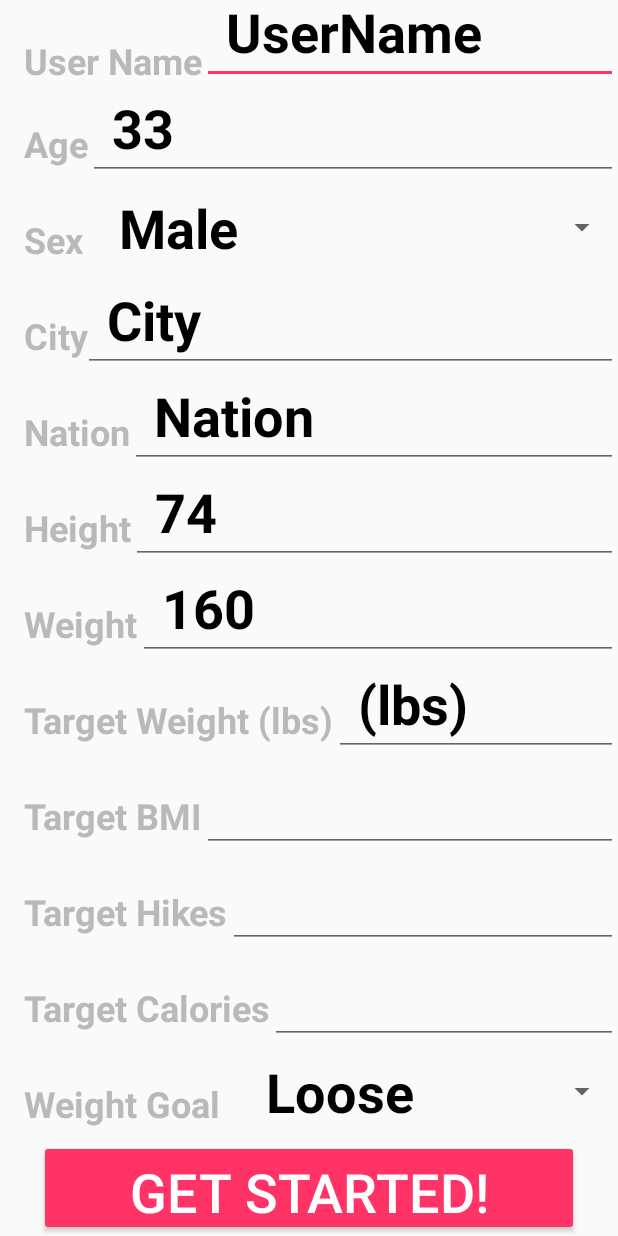
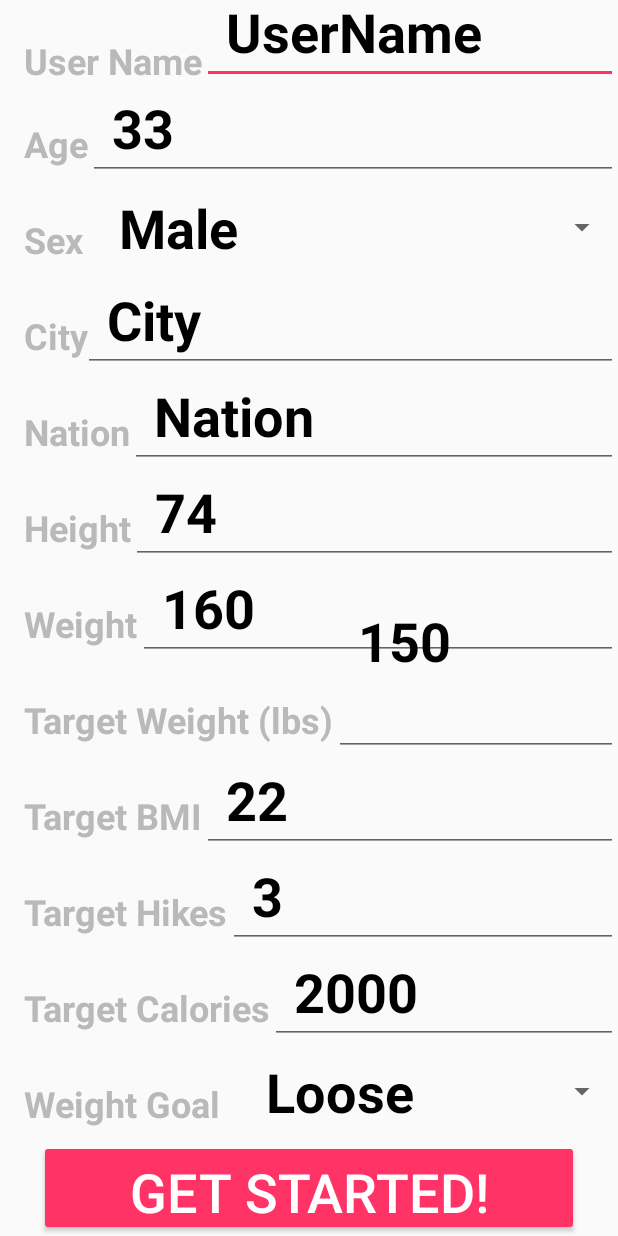
Before and after one commit to albertsus/Lifestyle-App, an Android app: the screen it shows after launch (SignupActivity), scrolled down 272 dp, on a phone screen of 412 x 824 dp. Run offline under Robolectric (Android 15) with nearby library versions, the phone set to English and light mode, and no system bars.

Commit message:
updated signup xml for easier testing

```diff
--- a/app/src/main/res/layout/activity_signup.xml
+++ b/app/src/main/res/layout/activity_signup.xml
@@ -300,7 +300,8 @@
         android:textColor="@color/colorPrimaryDark"
         android:layout_width="0dp"
         android:layout_height="wrap_content"
-        android:text="(lbs)"
+        android:text="150"
+        android:hint="target weight (lbs)"
         tools:text="weight"
         android:textSize="36sp"
         android:textStyle="bold"
@@ -332,6 +333,8 @@
         android:layout_width="0dp"
         android:layout_height="wrap_content"
         tools:text="BMI"
+        android:hint="target BMI"
+        android:text="22"
         android:textSize="36sp"
         android:textStyle="bold"
         android:paddingStart="16dp"
@@ -362,6 +365,7 @@
         android:layout_width="0dp"
         android:layout_height="wrap_content"
         tools:text="Hikes"
+        android:text="3"
         android:textSize="36sp"
         android:textStyle="bold"
         android:paddingStart="16dp"
@@ -392,6 +396,7 @@
         android:layout_width="0dp"
         android:layout_height="wrap_content"
         tools:text="Calories"
+        android:text="2000"
         android:textSize="36sp"
         android:textStyle="bold"
         android:paddingStart="16dp"
```
